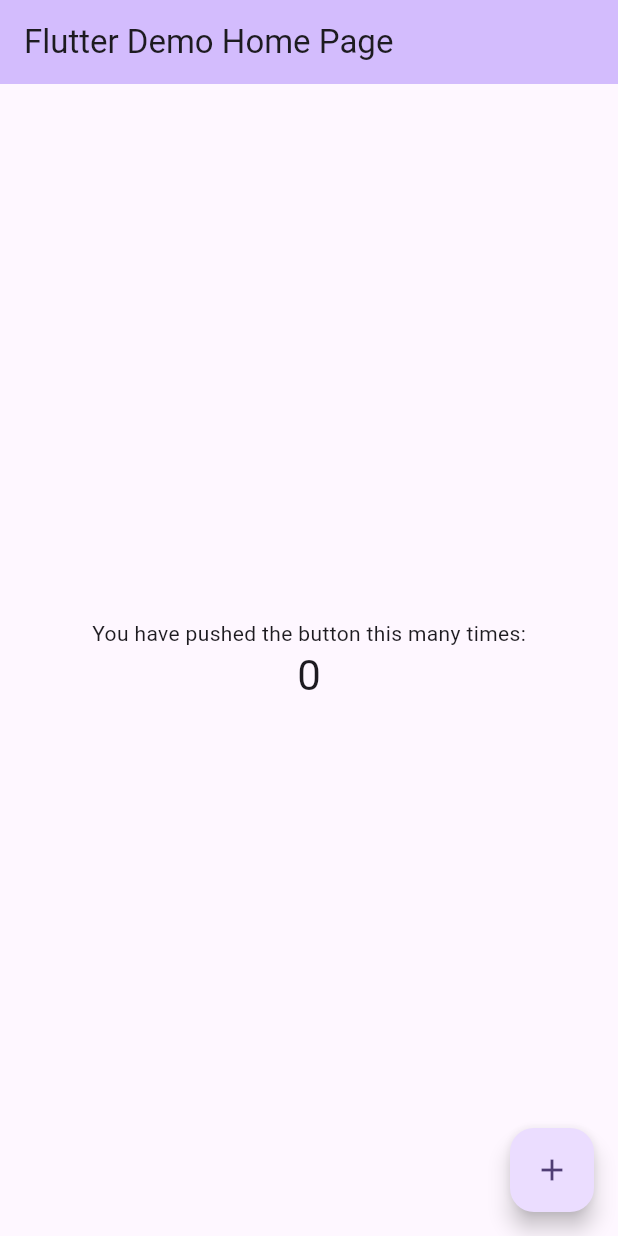
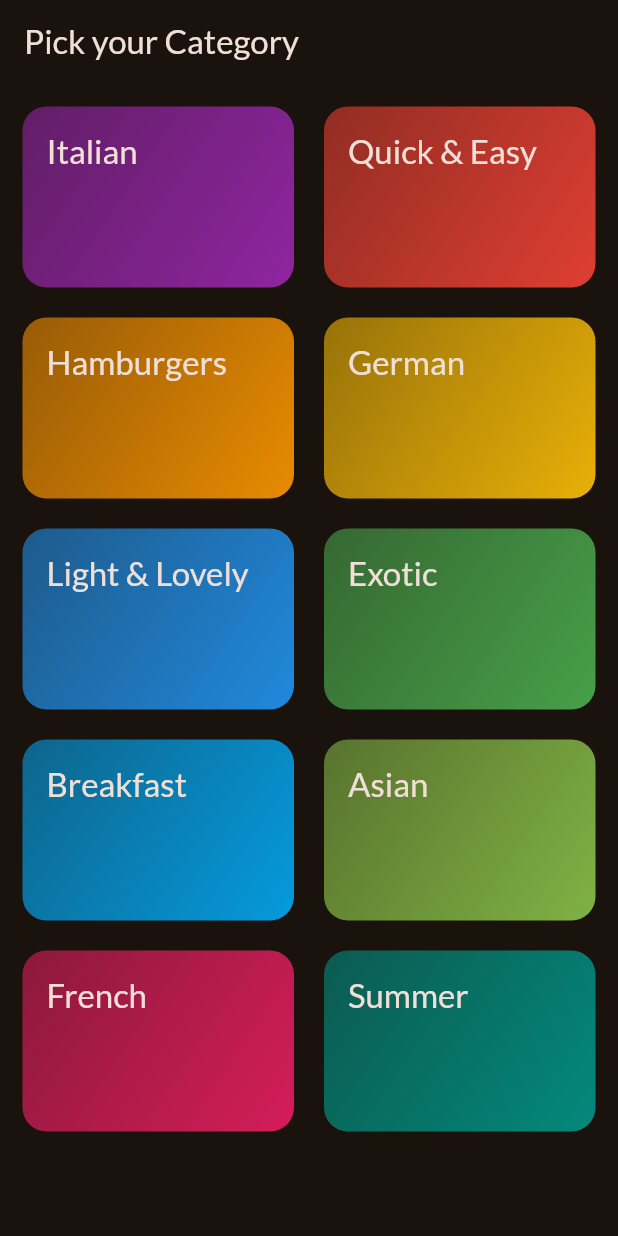
Before and after one commit to chanira-rangana/mealapp, a Flutter app: the screen it shows after launch, on a phone screen of 412 x 824 dp. Run offline on Flutter 3.47's test engine with Material 3 defaults, Android fonts, the phone set to English and light mode, and no system bars; our stand-ins replace google_fonts.

Commit message:
feat: create category screen

```diff
--- /dev/null
+++ b/lib/categories.dart
@@ -0,0 +1,29 @@
+import 'package:flutter/material.dart';
+import 'package:mealapp/data/dummy_date.dart';
+import 'package:mealapp/widgets/category_grid_item.dart';
+
+class CategoriesScreen extends StatelessWidget {
+  const CategoriesScreen({super.key});
+
+  @override
+  Widget build(BuildContext context) {
+    return Scaffold(
+      appBar: AppBar(
+        title: const Text("Pick your Category"),
+      ),
+      body: GridView(
+        padding: const EdgeInsets.all(15),
+        gridDelegate: const SliverGridDelegateWithFixedCrossAxisCount(
+          crossAxisCount: 2,
+          childAspectRatio: 1.5,
+          crossAxisSpacing: 20,
+          mainAxisSpacing: 20,
+        ),
+        children: [
+          for (final category in availableCategories)
+            CategoryGridItem(category: category)
+        ],
+      ),
+    );
+  }
+}
--- /dev/null
+++ b/lib/data/dummy_date.dart
@@ -0,0 +1,56 @@
+import 'package:flutter/material.dart';
+
+import 'package:mealapp/models/category.dart';
+
+List<Category> availableCategories = [
+  Category(
+    id: 'c1',
+    title: 'Italian',
+    color: Colors.purple,
+  ),
+  Category(
+    id: 'c2',
+    title: 'Quick & Easy',
+    color: Colors.red,
+  ),
+  Category(
+    id: 'c3',
+    title: 'Hamburgers',
+    color: Colors.orange,
+  ),
+  Category(
+    id: 'c4',
+    title: 'German',
+    color: Colors.amber,
+  ),
+  Category(
+    id: 'c5',
+    title: 'Light & Lovely',
+    color: Colors.blue,
+  ),
+  Category(
+    id: 'c6',
+    title: 'Exotic',
+    color: Colors.green,
+  ),
+  Category(
+    id: 'c7',
+    title: 'Breakfast',
+    color: Colors.lightBlue,
+  ),
+  Category(
+    id: 'c8',
+    title: 'Asian',
+    color: Colors.lightGreen,
+  ),
+  Category(
+    id: 'c9',
+    title: 'French',
+    color: Colors.pink,
+  ),
+  Category(
+    id: 'c10',
+    title: 'Summer',
+    color: Colors.teal,
+  ),
+];
--- a/lib/main.dart
+++ b/lib/main.dart
@@ -1,125 +1,28 @@
 import 'package:flutter/material.dart';
+import 'package:google_fonts/google_fonts.dart';
+import 'package:mealapp/categories.dart';
+
+final theme = ThemeData(
+  useMaterial3: true,
+  colorScheme: ColorScheme.fromSeed(
+    brightness: Brightness.dark,
+    seedColor: const Color.fromARGB(255, 131, 57, 0),
+  ),
+  textTheme: GoogleFonts.latoTextTheme(),
+);
 
 void main() {
-  runApp(const MyApp());
+  runApp(const App());
 }
 
-class MyApp extends StatelessWidget {
-  const MyApp({super.key});
+class App extends StatelessWidget {
+  const App({super.key});
 
-  // This widget is the root of your application.
   @override
   Widget build(BuildContext context) {
     return MaterialApp(
-      title: 'Flutter Demo',
-      theme: ThemeData(
-        // This is the theme of your application.
-        //
-        // TRY THIS: Try running your application with "flutter run". You'll see
-        // the application has a purple toolbar. Then, without quitting the app,
-        // try changing the seedColor in the colorScheme below to Colors.green
-        // and then invoke "hot reload" (save your changes or press the "hot
-        // reload" button in a Flutter-supported IDE, or press "r" if you used
-        // the command line to start the app).
-        //
-        // Notice that the counter didn't reset back to zero; the application
-        // state is not lost during the reload. To reset the state, use hot
-        // restart instead.
-        //
-        // This works for code too, not just values: Most code changes can be
-        // tested with just a hot reload.
-        colorScheme: ColorScheme.fromSeed(seedColor: Colors.deepPurple),
-        useMaterial3: true,
-      ),
-      home: const MyHomePage(title: 'Flutter Demo Home Page'),
+      theme: theme,
+      home: const CategoriesScreen(),
     );
   }
 }
-
-class MyHomePage extends StatefulWidget {
-  const MyHomePage({super.key, required this.title});
-
-  // This widget is the home page of your application. It is stateful, meaning
-  // that it has a State object (defined below) that contains fields that affect
-  // how it looks.
-
-  // This class is the configuration for the state. It holds the values (in this
-  // case the title) provided by the parent (in this case the App widget) and
-  // used by the build method of the State. Fields in a Widget subclass are
-  // always marked "final".
-
-  final String title;
-
-  @override
-  State<MyHomePage> createState() => _MyHomePageState();
-}
-
-class _MyHomePageState extends State<MyHomePage> {
-  int _counter = 0;
-
-  void _incrementCounter() {
-    setState(() {
-      // This call to setState tells the Flutter framework that something has
-      // changed in this State, which causes it to rerun the build method below
-      // so that the display can reflect the updated values. If we changed
-      // _counter without calling setState(), then the build method would not be
-      // called again, and so nothing would appear to happen.
-      _counter++;
-    });
-  }
-
-  @override
-  Widget build(BuildContext context) {
-    // This method is rerun every time setState is called, for instance as done
-    // by the _incrementCounter method above.
-    //
-    // The Flutter framework has been optimized to make rerunning build methods
-    // fast, so that you can just rebuild anything that needs updating rather
-    // than having to individually change instances of widgets.
-    return Scaffold(
-      appBar: AppBar(
-        // TRY THIS: Try changing the color here to a specific color (to
-        // Colors.amber, perhaps?) and trigger a hot reload to see the AppBar
-        // change color while the other colors stay the same.
-        backgroundColor: Theme.of(context).colorScheme.inversePrimary,
-        // Here we take the value from the MyHomePage object that was created by
-        // the App.build method, and use it to set our appbar title.
-        title: Text(widget.title),
-      ),
-      body: Center(
-        // Center is a layout widget. It takes a single child and positions it
-        // in the middle of the parent.
-        child: Column(
-          // Column is also a layout widget. It takes a list of children and
-          // arranges them vertically. By default, it sizes itself to fit its
-          // children horizontally, and tries to be as tall as its parent.
-          //
-          // Column has various properties to control how it sizes itself and
-          // how it positions its children. Here we use mainAxisAlignment to
-          // center the children vertically; the main axis here is the vertical
-          // axis because Columns are vertical (the cross axis would be
-          // horizontal).
-          //
-          // TRY THIS: Invoke "debug painting" (choose the "Toggle Debug Paint"
-          // action in the IDE, or press "p" in the console), to see the
-          // wireframe for each widget.
-          mainAxisAlignment: MainAxisAlignment.center,
-          children: <Widget>[
-            const Text(
-              'You have pushed the button this many times:',
-            ),
-            Text(
-              '$_counter',
-              style: Theme.of(context).textTheme.headlineMedium,
-            ),
-          ],
-        ),
-      ),
-      floatingActionButton: FloatingActionButton(
-        onPressed: _incrementCounter,
-        tooltip: 'Increment',
-        child: const Icon(Icons.add),
-      ), // This trailing comma makes auto-formatting nicer for build methods.
-    );
-  }
-}
--- /dev/null
+++ b/lib/models/category.dart
@@ -0,0 +1,8 @@
+import 'package:flutter/material.dart';
+
+class Category {
+  Category({required this.id, required this.title, required this.color});
+  final String id;
+  final String title;
+  final Color color;
+}
--- /dev/null
+++ b/lib/widgets/category_grid_item.dart
@@ -0,0 +1,35 @@
+import 'package:flutter/material.dart';
+import 'package:mealapp/models/category.dart';
+
+class CategoryGridItem extends StatelessWidget {
+  const CategoryGridItem({super.key, required this.category});
+  final Category category;
+
+  @override
+  Widget build(BuildContext context) {
+    return InkWell(
+      onTap: () => {},
+      splashColor: Theme.of(context).primaryColor,
+      child: Container(
+        padding: const EdgeInsets.all(16),
+        decoration: BoxDecoration(
+          borderRadius: BorderRadius.circular(16),
+          gradient: LinearGradient(
+            colors: [
+              category.color.withOpacity(0.55),
+              category.color.withOpacity(0.9),
+            ],
+            begin: Alignment.topLeft,
+            end: Alignment.bottomRight,
+          ),
+        ),
+        child: Text(
+          category.title,
+          style: Theme.of(context).textTheme.titleLarge!.copyWith(
+                color: Theme.of(context).colorScheme.onBackground,
+              ),
+        ),
+      ),
+    );
+  }
+}
--- a/pubspec.yaml
+++ b/pubspec.yaml
@@ -35,6 +35,7 @@
   # The following adds the Cupertino Icons font to your application.
   # Use with the CupertinoIcons class for iOS style icons.
   cupertino_icons: ^1.0.6
+  google_fonts: ^6.2.0
 
 dev_dependencies:
   flutter_test:
```
Also changed, not shown: pubspec.lock, 1 other file.
